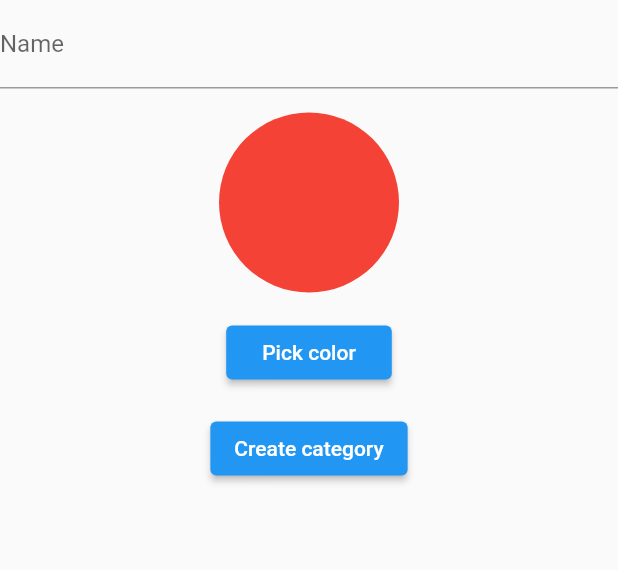
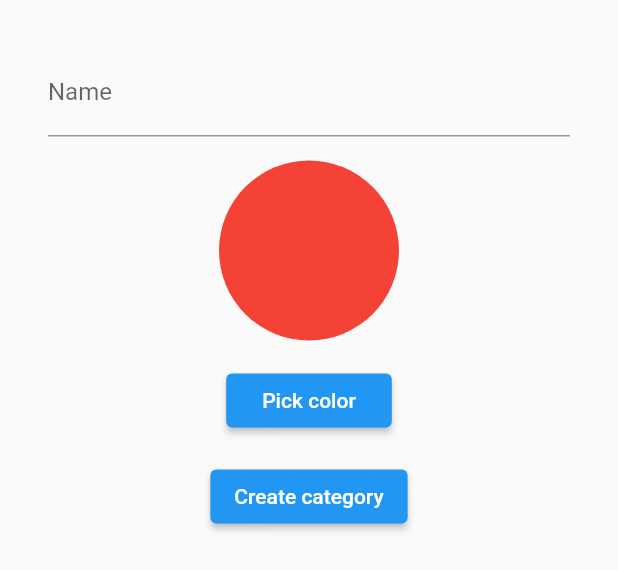
Before and after one commit to MauriMiguez/flutter_challenge, a Flutter app: the CreateCategory widget shown alone on an empty page, opened directly, on a phone screen of 412 x 824 dp. Shown: the top 570 px of the screen. Run offline on Flutter 3.47's test engine with Material 2 defaults, Android fonts, the phone set to English and light mode, and no system bars; our stand-ins replace cloud_firestore, equatable, expandable, firebase_core, firebase_storage, flutter_bloc and 2 more; missing offline and left inert: flutter_form_bloc; accounts and stored records are empty.

Commit message:
Refactor: fixed some issues with create item screen

```diff
--- a/lib/create_category/create_category_screen.dart
+++ b/lib/create_category/create_category_screen.dart
@@ -12,8 +12,7 @@ class CreateCategory extends StatelessWidget {
 
   Widget build(BuildContext context) {
     return BlocProvider(
-      create: (context) =>
-          CreateCategoryCubit(CategoriesService()),
+      create: (context) => CreateCategoryCubit(CategoriesService()),
       child: Builder(builder: (context) {
         final createCategoryCubit =
             BlocProvider.of<CreateCategoryCubit>(context);
@@ -34,6 +33,9 @@ class CreateCategory extends StatelessWidget {
             }
           },
           child: SingleChildScrollView(
+            child: Container(
+              padding: EdgeInsets.all(32),
+              alignment: Alignment.center,
               child: Column(
                 children: [
                   _nameTextField(createCategoryCubit),
@@ -47,7 +49,7 @@ class CreateCategory extends StatelessWidget {
               ),
             ),
           ),
-        );
+        ));
       }),
     );
   }
--- a/lib/create_item/bloc/create_item_cubit.dart
+++ b/lib/create_item/bloc/create_item_cubit.dart
@@ -49,9 +49,9 @@ class CreateItemCubit extends Cubit<CreateItemState> {
     emit(CreateItemLoading(
         name: state.name, category: state.category, image: state.image));
     String? imageUrl = null;
-    if (state.image != null) {
+    if (state.image.path != '') {
       try {
-        imageUrl = await imagesStorage.uploadImage(state.image!);
+        imageUrl = await imagesStorage.uploadImage(state.image);
       } on UploadFileException catch (e) {
         emit(CreateItemError(
             error: e.message != null ? e.message! : "Error uploading image",
--- a/lib/create_item/bloc/create_item_state.dart
+++ b/lib/create_item/bloc/create_item_state.dart
@@ -3,13 +3,15 @@ part of 'create_item_cubit.dart';
 abstract class CreateItemState extends Equatable {
   String name = '';
   String category = '';
-  File? image;
+  File image = File('');
 
   @override
-  List<Object> get props => [name, category];
+  List<Object> get props => [name, category, image];
 }
 
 class CreateItemInitial extends CreateItemState {}
+
+class xd extends CreateItemState {}
 
 class ChangeField extends CreateItemState {
   ChangeField({name = String, category = String, image = File}) {
@@ -75,6 +77,6 @@ class CreateItemLoaded extends CreateItemState {
   CreateItemLoaded({category = String}) {
     name = '';
     this.category = category;
-    image = null;
+    image = File('');
   }
 }
--- a/lib/create_item/create_item_screen.dart
+++ b/lib/create_item/create_item_screen.dart
@@ -71,8 +71,8 @@ class CreateItem extends StatelessWidget {
               : null,
           child: Container(
               child: ClipOval(
-            child: createItemCubit.state.image != null
-                ? Image.file(createItemCubit.state.image!,
+            child: createItemCubit.state.image.path.isNotEmpty
+                ? Image.file(createItemCubit.state.image,
                     width: 100, height: 100, fit: BoxFit.cover)
                 : Image(
                     image: AssetImage('assets/image_placeholder.png'),
```
Also changed, not shown: 2 other files. Lines whose indentation alone changed are shown as unchanged.
